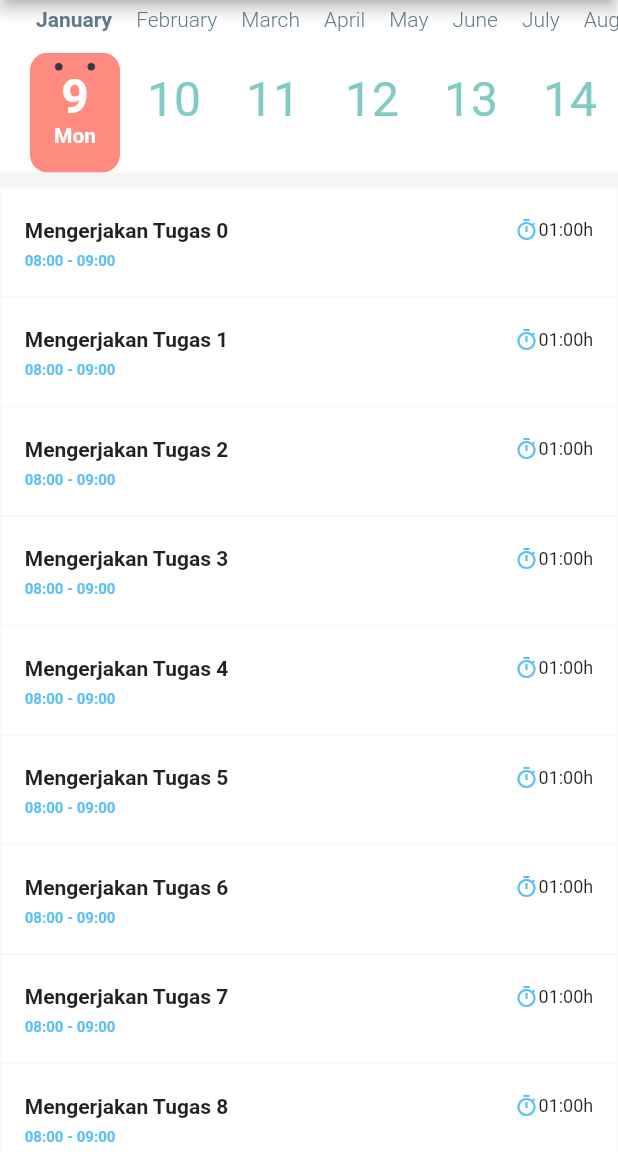
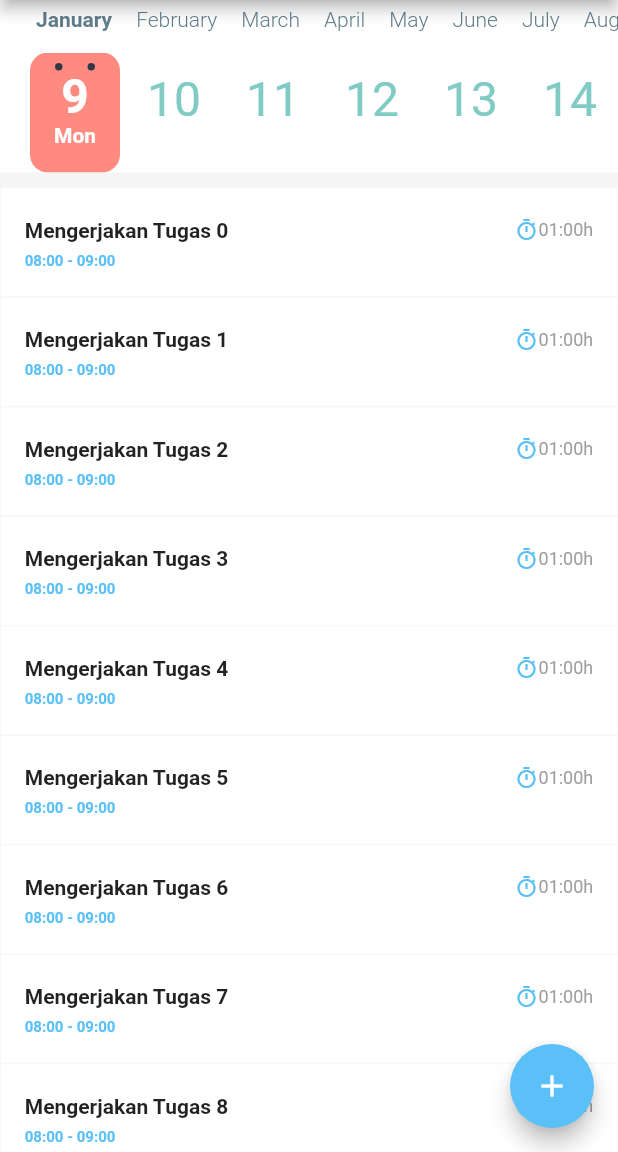
Before and after one commit to kwul0208/timsheet-mobile, a Flutter app: the screen it shows after launch, on a phone screen of 412 x 824 dp, the part 84-1236 px from its top. Run offline on Flutter 3.47's test engine with Material 2 defaults, Android fonts, the phone set to English and light mode, and no system bars; drawn by our look-alikes of calendar_timeline; our stand-ins replace date_picker_timeline.

Commit message:
add floating action button'

```diff
--- a/lib/Config/Config.dart
+++ b/lib/Config/Config.dart
@@ -3,4 +3,5 @@ import 'package:flutter/material.dart';
 class Config{
   Color primary = Color.fromRGBO(91, 192, 248, 1);
   Color line  = Colors.grey[100]!;
+  Color subText = Colors.grey;
 }
--- a/lib/views/menu/Timsheet.dart
+++ b/lib/views/menu/Timsheet.dart
@@ -74,7 +74,7 @@ class _TimesheetState extends State<Timesheet> {
                       Row(
                         children: [
                           Icon(Icons.timer_outlined, size: 16,color: Config().primary,),
-                          Text("01:00h", style: TextStyle(fontSize: 12),),
+                          Text("01:00h", style: TextStyle(fontSize: 12, color: Config().subText),),
                         ],
                       )
                     ],
@@ -87,6 +87,13 @@ class _TimesheetState extends State<Timesheet> {
           ],
         ),
       ),
+      floatingActionButton: FloatingActionButton(
+        backgroundColor: Config().primary,
+        child: Icon(Icons.add),
+        onPressed: (){
+
+        },
+      ),
     );
   }
 }
```
